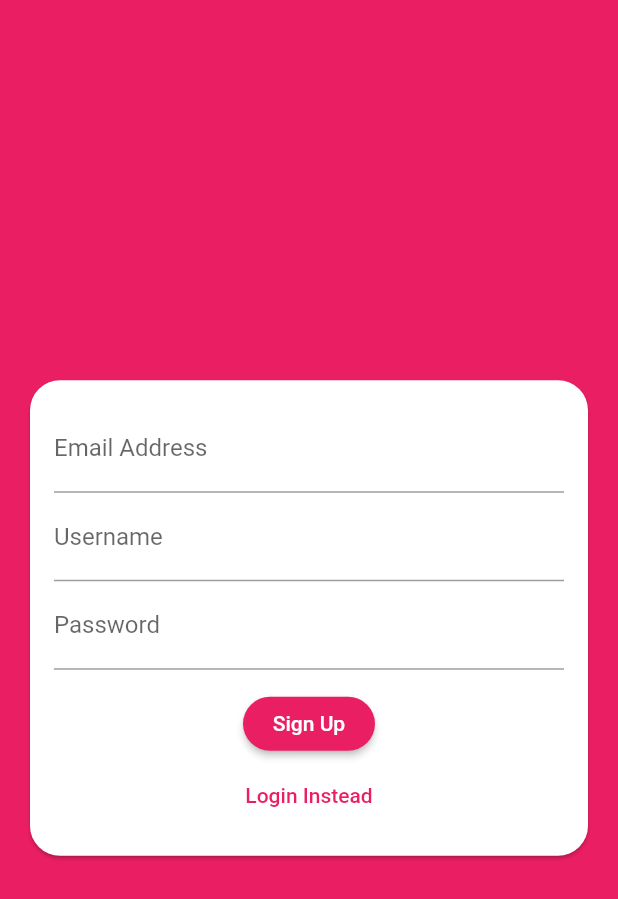
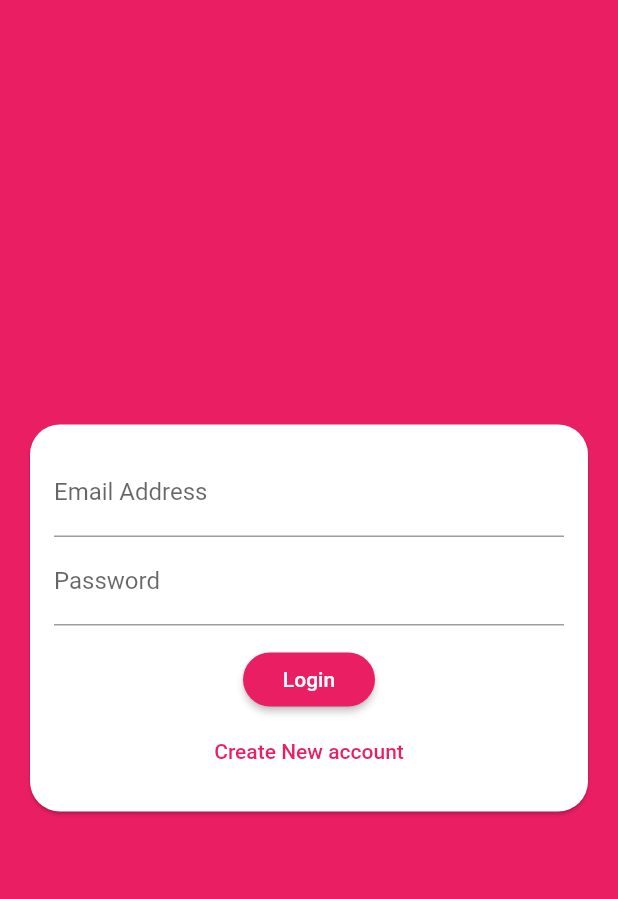
Before and after one commit to ShijuPJohn/chat_app_flutter, a Flutter app: the screen it shows after launch, on a phone screen of 412 x 824 dp. Shown: the top 899 px of the screen. Run offline on Flutter 3.47's test engine with Material 2 defaults, Android fonts, the phone set to English and light mode, and no system bars; our stand-ins replace cloud_firestore, firebase_auth; accounts and stored records are empty.

Commit message:
start implementing image picker

```diff
--- a/lib/widgets/auth_form.dart
+++ b/lib/widgets/auth_form.dart
@@ -12,7 +12,7 @@ class AuthForm extends StatefulWidget {
 }
 
 class _AuthFormState extends State<AuthForm> {
-  bool isLogin = false;
+  bool isLogin = true;
   final _formKey = GlobalKey<FormState>();
   String _userEmail = '';
   String _userName = '';
@@ -44,6 +44,27 @@ class _AuthFormState extends State<AuthForm> {
             child: Column(
               mainAxisSize: MainAxisSize.min,
               children: [
+                if (!isLogin)
+                  Row(
+                    children: [
+                      CircleAvatar(
+                        radius: 50,
+                      ),
+                      SizedBox(width: 20),
+                      FlatButton.icon(
+                          onPressed: () {},
+                          icon: Icon(
+                            Icons.image,
+                            color: Theme.of(context).primaryColor,
+                          ),
+                          label: Text(
+                            'Select an image',
+                            style: TextStyle(
+                              color: Theme.of(context).primaryColor,
+                            ),
+                          )),
+                    ],
+                  ),
                 TextFormField(
                   key: ValueKey('email'),
                   validator: (value) {
@@ -102,9 +123,10 @@ class _AuthFormState extends State<AuthForm> {
                     child: isLogin ? Text('Login') : Text('Sign Up'),
                     onPressed: _trySubmit,
                   ),
-                if (widget.isLoading) CircularProgressIndicator(
-                  backgroundColor: Theme.of(context).primaryColor,
-                ),
+                if (widget.isLoading)
+                  CircularProgressIndicator(
+                    backgroundColor: Theme.of(context).primaryColor,
+                  ),
                 FlatButton(
                   textColor: Theme.of(context).primaryColor,
                   child: isLogin
--- a/lib/widgets/messages.dart
+++ b/lib/widgets/messages.dart
@@ -29,9 +29,11 @@ class Messages extends StatelessWidget {
               itemBuilder: (context, index) => Container(
                   padding: EdgeInsets.all(10),
                   child: MessageBubble(
+                      key: ValueKey(chatDocs[index].documentID),
+                      userName: chatDocs[index]['username'],
                       message: chatDocs[index]['text'].toString(),
-                      isOwnText:
-                          chatDocs[index]['userId'] == futureSnapshot.data.uid)),
+                      isOwnText: chatDocs[index]['userId'] ==
+                          futureSnapshot.data.uid)),
               itemCount: chatDocs.length,
             );
           },
--- a/lib/widgets/new_message.dart
+++ b/lib/widgets/new_message.dart
@@ -14,11 +14,13 @@ class _NewMessageState extends State<NewMessage> {
   Future<void> _sendMessage() async {
     _textFieldController.clear();
     final currentUser = await FirebaseAuth.instance.currentUser();
+    final userName = await Firestore.instance.collection('users').document(currentUser.uid).get();
     FocusScope.of(context).unfocus();
     await Firestore.instance.collection('chat').add({
       'text': _enteredMessage,
       'timeStamp': Timestamp.now(),
       'userId': currentUser.uid,
+      'username': userName.data['username'],
     });
   }
 
--- a/pubspec.yaml
+++ b/pubspec.yaml
@@ -25,6 +25,7 @@ dependencies:
     sdk: flutter
   cloud_firestore: 0.13.5
   firebase_auth: 0.16.1
+  image_picker: ^0.6.7+14
 
 
   # The following adds the Cupertino Icons font to your application.
```
Also changed, not shown: lib/widgets/message_bubble.dart (+17 -5 lines), lib/widgets/user_image_picker.dart (added, +13 -0 lines), pubspec.lock.
